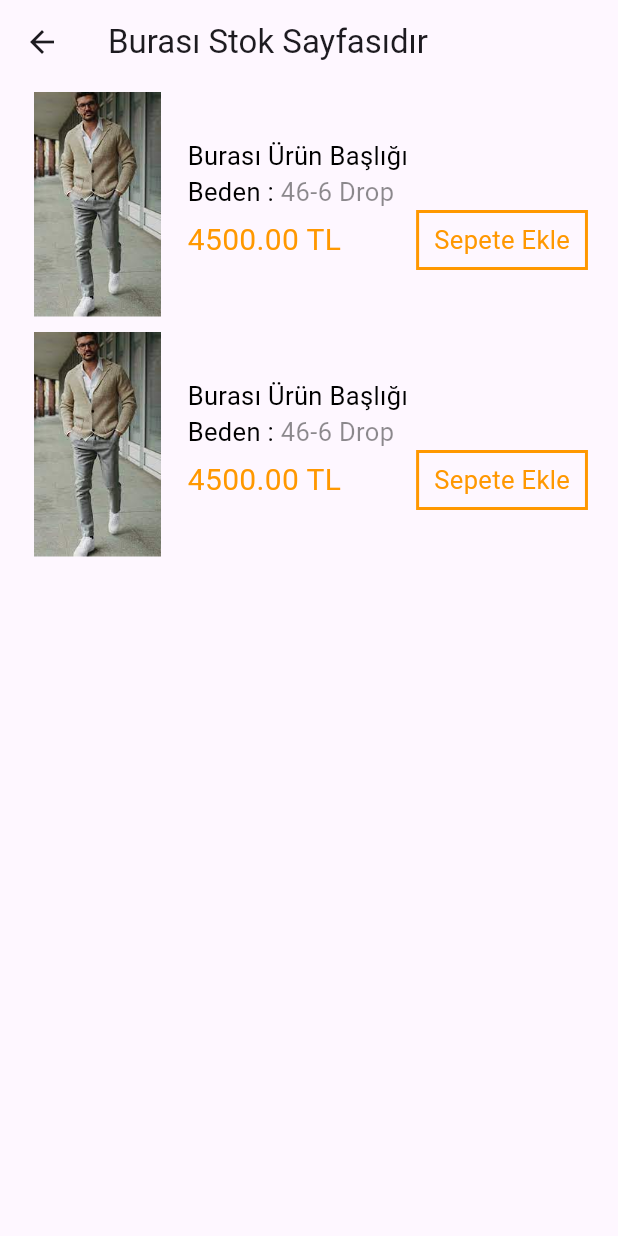
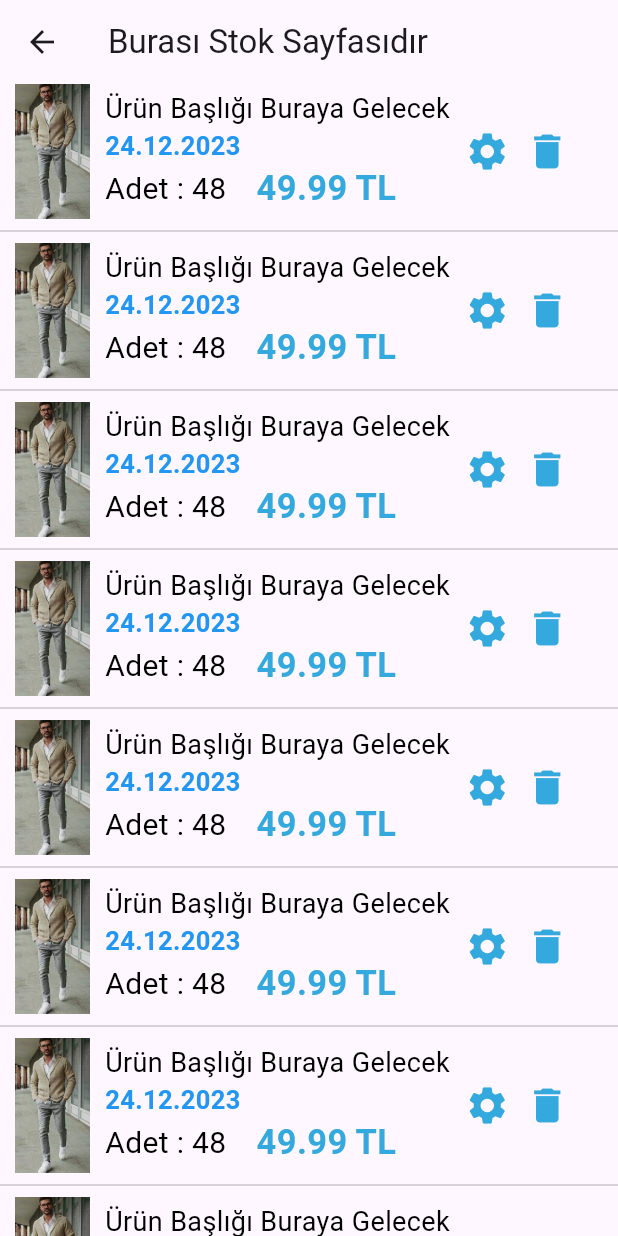
Before and after one commit to muhammeddastan/TakipPlus-Mobile-App, a Flutter app: the StokSayfasi screen opened directly, on a phone screen of 412 x 824 dp. Run offline on Flutter 3.47's test engine with Material 3 defaults, Android fonts, the phone set to English and light mode, and no system bars; our stand-ins replace google_fonts.

Commit message:
Stok Sayfası Düzenlendi

```diff
--- a/lib/Pages/Urunler/StokSayfasi.dart
+++ b/lib/Pages/Urunler/StokSayfasi.dart
@@ -1,11 +1,18 @@
 import 'package:flutter/material.dart';
+import 'package:takip_plus/Colors/Renkler.dart';
 import 'package:takip_plus/Pages/Urunler/UrunEkle.dart';
-import 'package:flutter/src/material/divider.dart';
+//import 'package:flutter/src/material/divider.dart';
 
 class StokSayfasi extends StatelessWidget {
   final List _posts = [
     'post 1',
     'post 2',
+    'post 3',
+    'post 4',
+    'post 5',
+    'post 6',
+    'post 7',
+    'post 8',
   ];
 
   @override
@@ -32,17 +39,16 @@ class Urun extends StatelessWidget {
 
   @override
   Widget build(BuildContext context) {
-    return Padding(
-      padding: const EdgeInsets.all(5.0),
-      child: Row(
+    return Column(
+      children: [
+        Row(
           mainAxisAlignment: MainAxisAlignment.start,
           children: [
             Container(
-            width: 120,
-            height: 150,
+              width: 70,
+              height: 90,
               margin: EdgeInsets.all(0),
-            child: ClipRRect(
-              borderRadius: BorderRadius.only(bottomLeft: Radius.circular(10),bottomRight: Radius.circular(10),topLeft: Radius.circular(10),topRight: Radius.circular(10), ),
+              child: const ClipRRect(
                 child: Image(
                   image: AssetImage('assets/images/kombin.jpg'),
                 ),
@@ -53,58 +59,89 @@ class Urun extends StatelessWidget {
               children: [
                 Container(
                   child: const Text(
-                  'Burası Ürün Başlığı',
-                  style: TextStyle(fontSize: 17, color: Colors.black),
+                    'Ürün Başlığı Buraya Gelecek',
+                    style: TextStyle(
+                      fontSize: 18,
+                      color: Colors.black,
+                    ),
                   ),
                 ),
                 const Row(
                   children: [
                     Text(
-                    'Beden : ',
-                    style: TextStyle(fontSize: 17, color: Colors.black),
+                      '24.12.2023',
+                      style: TextStyle(
+                        fontSize: 17,
+                        color: Colors.blue,
+                        fontWeight: FontWeight.bold,
                       ),
-                  Text(
-                    '46-6 Drop',
-                    style: TextStyle(fontSize: 17, color: Colors.black45),
                     ),
                   ],
                 ),
-              Row(
+                const Row(
+                  mainAxisAlignment: MainAxisAlignment.spaceEvenly,
                   children: [
-                  const Text(
-                    '4500.00 TL',
+                    Text(
+                      'Adet : 48',
                       style: TextStyle(
-                        color: Colors.orange,
+                          color: Colors.black,
                           fontSize: 20,
                           fontWeight: FontWeight.normal),
                     ),
-                  const SizedBox(
-                    width: 50,
+                    SizedBox(
+                      width: 20,
+                    ),
+                    Text(
+                      '49.99 TL',
+                      style: TextStyle(
+                          color: Renkler.Blue,
+                          fontSize: 23,
+                          fontWeight: FontWeight.bold),
+                    ),
+                  ],
+                ),
+              ],
+            ),
+            Column(
+              crossAxisAlignment: CrossAxisAlignment.center,
+              children: [
+                Row(
+                  children: [
+                    SizedBox(
+                      width: 10,
                     ),
                     InkWell(
+                      child: const Icon(
+                        Icons.settings,
+                        color: Renkler.Blue,
+                        size: 30,
+                      ),
                       onTap: () {
-                      print('Sepete Eklendi.');
+                        print('Ürün Düzenlendi');
+                        Navigator.push(
+                          context,
+                          MaterialPageRoute(
+                              builder: (context) => const UrunEkle()),
+                        );
                       },
-                    child: Container(
-                      decoration: BoxDecoration(
-                        border: Border.all(
-                          color: Colors.orange,
-                          width: 2.0,
-                          style: BorderStyle.solid,
                     ),
+                    const SizedBox(
+                      width: 10,
                     ),
-                      child: const Padding(
-                        padding:
-                            EdgeInsets.symmetric(vertical: 6, horizontal: 10),
-                        child: Text(
-                          'Sepete Ekle',
-                          style: TextStyle(
-                              color: Colors.orange,
-                              fontSize: 17,
-                              fontWeight: FontWeight.normal),
+                    InkWell(
+                      child: const Icon(
+                        Icons.delete,
+                        color: Renkler.Blue,
+                        size: 30,
                       ),
-                      ),
-                    ),
+                      onTap: () {
+                        print('Ürün Silindi');
+                        Navigator.push(
+                          context,
+                          MaterialPageRoute(
+                              builder: (context) => const UrunEkle()),
+                        );
+                      },
                     ),
                   ],
                 ),
@@ -112,6 +149,7 @@ class Urun extends StatelessWidget {
             ),
           ],
         ),
+        Divider(),],
     );
   }
 }
```
Lines whose indentation alone changed are shown as unchanged.
